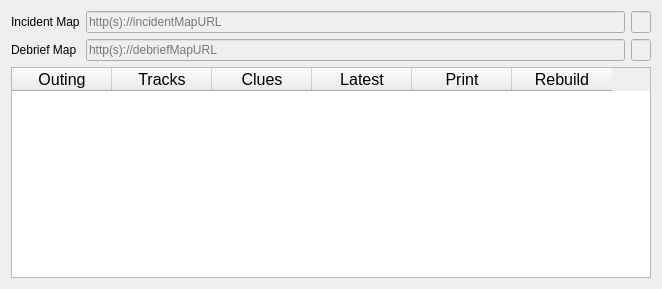
This is debrief.ui in ncssar/plans_console as Qt 5 draws it before an edit. The edited form follows.
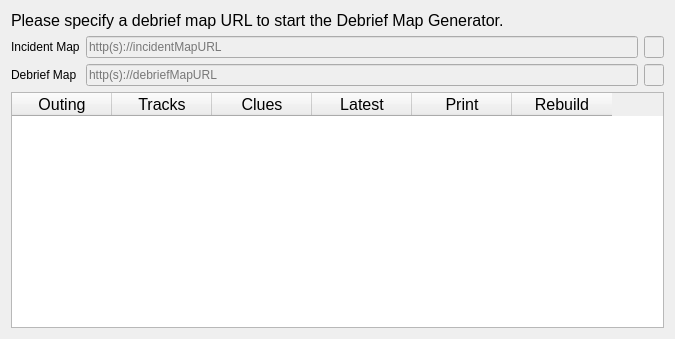
This is the edited form.

```diff
--- a/debrief.ui
+++ b/debrief.ui
@@ -6,8 +6,8 @@
    <rect>
     <x>0</x>
     <y>0</y>
-    <width>662</width>
-    <height>289</height>
+    <width>675</width>
+    <height>339</height>
    </rect>
   </property>
   <property name="windowTitle">
@@ -16,6 +16,21 @@
   <layout class="QHBoxLayout" name="horizontalLayout">
    <item>
     <layout class="QVBoxLayout" name="verticalLayout">
+     <item>
+      <widget class="QLabel" name="debriefDialogLabel">
+       <property name="font">
+        <font>
+         <pointsize>12</pointsize>
+        </font>
+       </property>
+       <property name="text">
+        <string>Please specify a debrief map URL to start the Debrief Map Generator.</string>
+       </property>
+       <property name="wordWrap">
+        <bool>true</bool>
+       </property>
+      </widget>
+     </item>
      <item>
       <layout class="QGridLayout" name="gridLayout">
        <item row="0" column="0">
```
Left out of the diff: 76 changed lines with no effect on the pictures.
